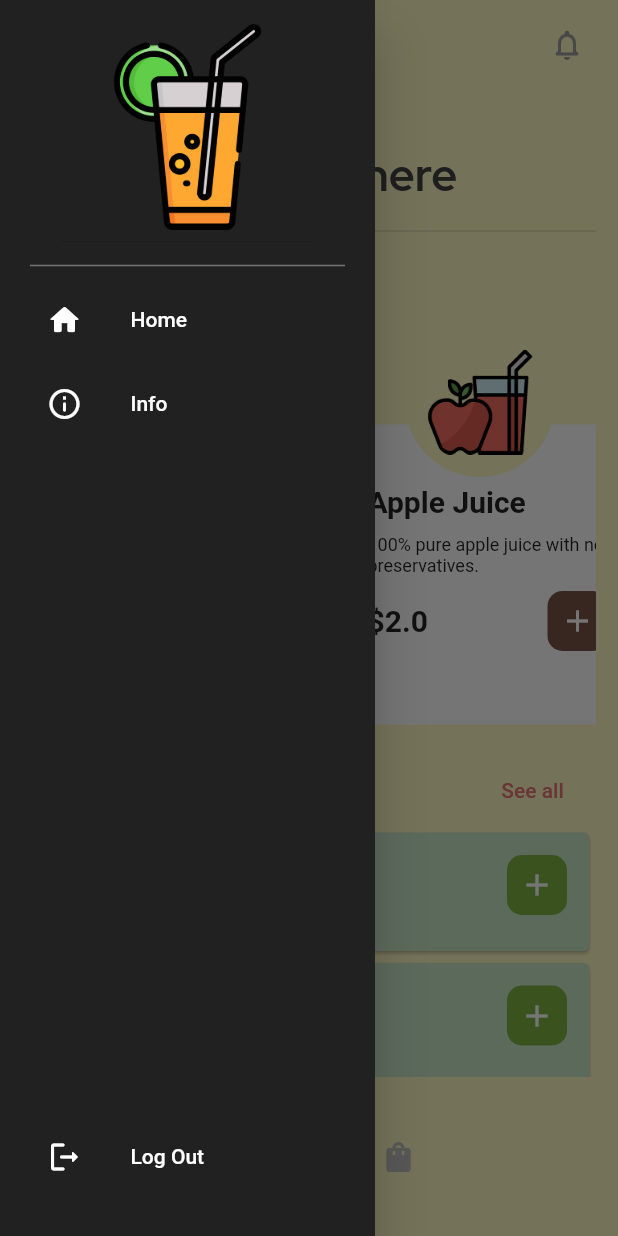
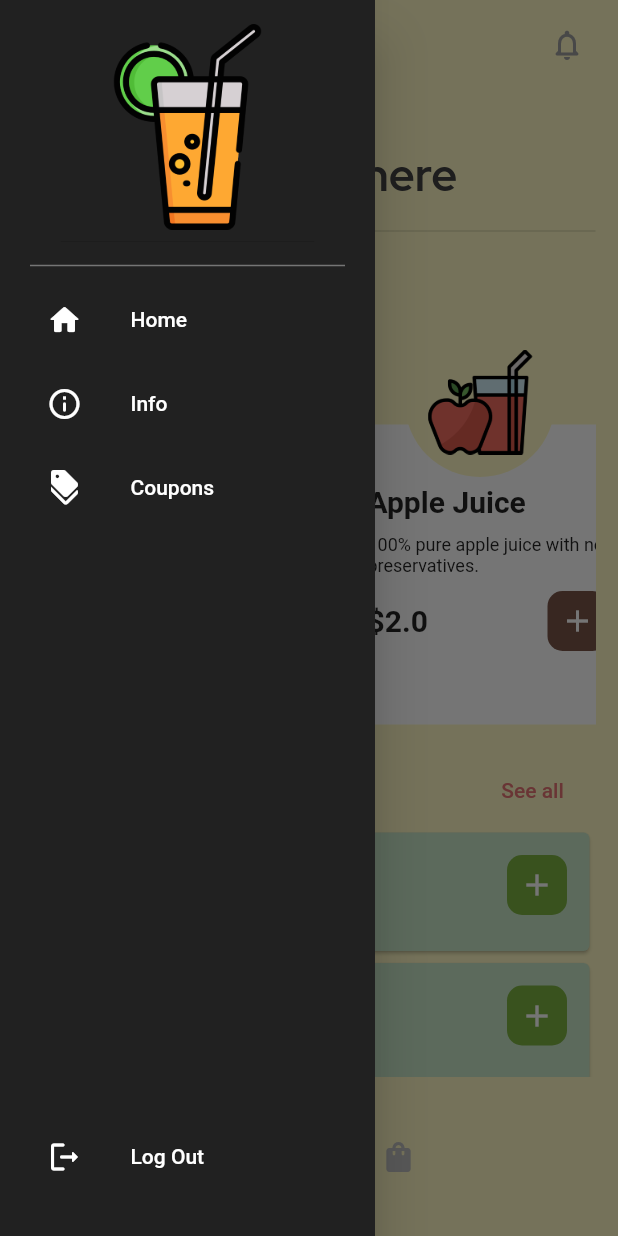
Before and after one commit to Saon00/juice-bar, a Flutter app: the screen it shows after launch, after a tap on the "menu" icon, on a phone screen of 412 x 824 dp. Run offline on Flutter 3.47's test engine with Material 2 defaults, Android fonts, the phone set to English and light mode, and no system bars; drawn by our look-alikes of google_nav_bar; our stand-ins replace flutter_svg, get, google_fonts; Roboto replaces fonts that are missing (Ubuntu).

Commit message:
coupon button added into drawer

```diff
--- a/lib/screens/display_screen.dart
+++ b/lib/screens/display_screen.dart
@@ -14,7 +14,7 @@ class DisplayScreen extends StatefulWidget {
 class _DisplayScreenState extends State<DisplayScreen> {
   @override
   void initState() {
-    Future.delayed(const Duration(seconds: 2))
+    Future.delayed(const Duration(seconds: 3))
         .then((value) => Get.to(() => const MainNavScreen()));
     super.initState();
   }
--- a/lib/screens/drawer.dart
+++ b/lib/screens/drawer.dart
@@ -63,6 +63,24 @@ class MyDrawer extends StatelessWidget {
                   ),
                 ),
               ),
+
+              // Coupons button
+              Padding(
+                padding: const EdgeInsets.only(left: 15.0),
+                child: GestureDetector(
+                  onTap: () {},
+                  child: ListTile(
+                    leading: const Icon(
+                      Icons.discount_rounded,
+                      color: Colors.white,
+                    ),
+                    title: Text(
+                      'Coupons',
+                      style: GoogleFonts.ubuntu(color: Colors.white),
+                    ),
+                  ),
+                ),
+              ),
             ],
           ),
 
```
